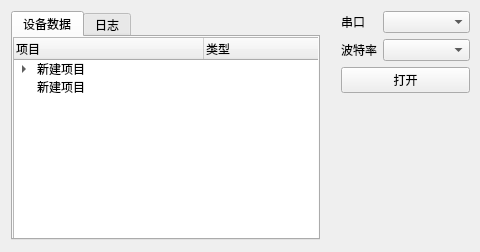
Before: the Qt Designer form iotboxwidget.ui in cairijun/iotbox, drawn with Qt 5.
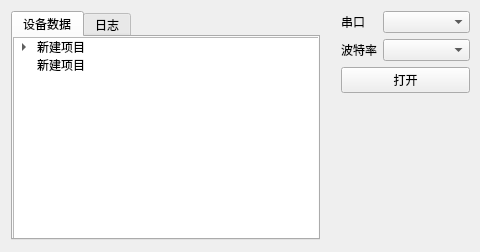
After: the same form once the commit is applied.

Commit message: 找到QTreeWidget漏洞位置

Patch:
```diff
--- a/iotboxwidget.ui
+++ b/iotboxwidget.ui
@@ -42,7 +42,7 @@
          </rect>
         </property>
         <attribute name="headerVisible">
-         <bool>true</bool>
+         <bool>false</bool>
         </attribute>
         <attribute name="headerCascadingSectionResizes">
          <bool>false</bool>
```
Left out of the diff: 13 changed lines with no effect on the pictures. The commit also changes 2 other files.
